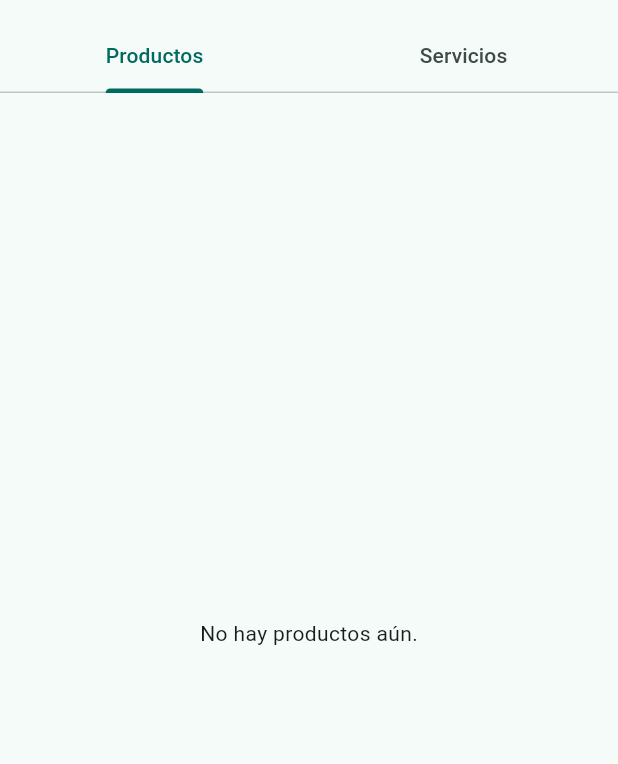
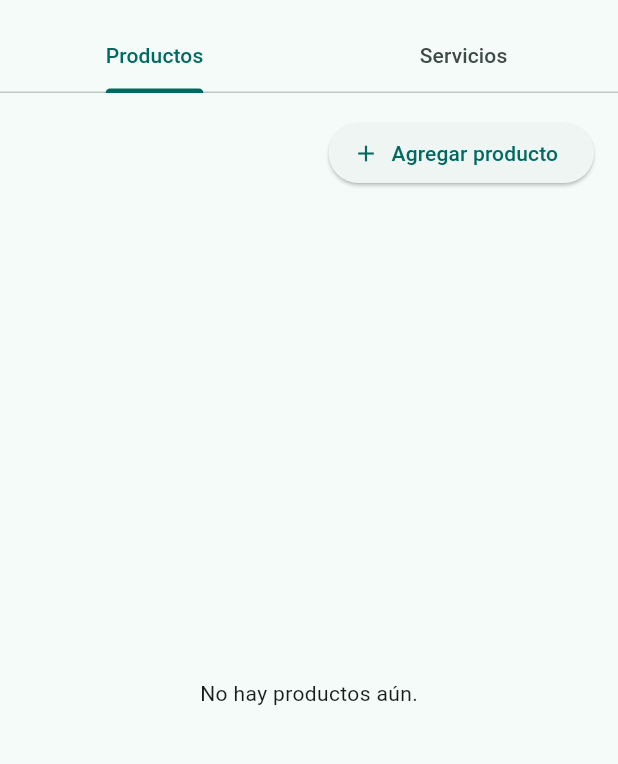
Before and after one commit to jfranciscopages/adminReginaApp, a Flutter app: the screen it shows after launch, on a phone screen of 412 x 824 dp, the part 63-827 px from its top. Run offline on Flutter 3.47's test engine with Material 3 defaults, Android fonts, the light colour scheme and no system bars; our stand-ins replace cloud_firestore, firebase_core; accounts and stored records are empty; statements that could not run were skipped.

Commit message:
add product

```diff
--- a/lib/presentation/screens/home_page.dart
+++ b/lib/presentation/screens/home_page.dart
@@ -1,4 +1,5 @@
 import 'package:admin_regina_app/domain/product.dart';
+import 'package:admin_regina_app/presentation/screens/add_product_screen.dart';
 import 'package:flutter/material.dart';
 import 'package:provider/provider.dart';
 
@@ -11,6 +12,7 @@ class HomePage extends StatefulWidget {
 
 class _HomePageState extends State<HomePage> with TickerProviderStateMixin {
   late TabController _tabController;
+  bool _showAddProductForm = false;
 
   @override
   void initState() {
@@ -33,20 +35,41 @@ class _HomePageState extends State<HomePage> with TickerProviderStateMixin {
       body: TabBarView(
         controller: _tabController,
         children: [
-          _buildProductTable(products),
+          _buildProductSection(products),
           const Center(child: Text('Servicios (próximamente)')),
         ],
       ),
     );
   }
 
-  Widget _buildProductTable(List<Product> products) {
+  Widget _buildProductSection(List<Product> products) {
+    if (_showAddProductForm) {
+      return AddProductScreen(
+        onCancel: () => setState(() => _showAddProductForm = false),
+      );
+    }
+
+    return Column(
+      crossAxisAlignment: CrossAxisAlignment.stretch,
+      children: [
+        Padding(
+          padding: const EdgeInsets.all(16),
+          child: Align(
+            alignment: Alignment.centerRight,
+            child: ElevatedButton.icon(
+              onPressed: () => setState(() => _showAddProductForm = true),
+              icon: const Icon(Icons.add),
+              label: const Text("Agregar producto"),
+            ),
+          ),
+        ),
+        Expanded(
+          child: LayoutBuilder(
+            builder: (context, constraints) {
               if (products.isEmpty) {
                 return const Center(child: Text('No hay productos aún.'));
               }
 
-    return LayoutBuilder(
-      builder: (context, constraints) {
               return SingleChildScrollView(
                 scrollDirection: Axis.vertical,
                 child: ConstrainedBox(
@@ -78,7 +101,6 @@ class _HomePageState extends State<HomePage> with TickerProviderStateMixin {
                             ),
                           ),
                         ],
-
                         rows:
                             products.map((product) {
                               return DataRow(
@@ -95,6 +117,9 @@ class _HomePageState extends State<HomePage> with TickerProviderStateMixin {
                 ),
               );
             },
+          ),
+        ),
+      ],
     );
   }
 }
--- a/pubspec.yaml
+++ b/pubspec.yaml
@@ -43,3 +43,6 @@ dev_dependencies:
   flutter_test:
     sdk: flutter
   flutter_lints: ^3.0.1
+
+flutter:
+  uses-material-design: true
```
Also changed, not shown: lib/presentation/screens/add_product_screen.dart (added, +135 -0 lines), 1 other file. Lines whose indentation alone changed are shown as unchanged.
